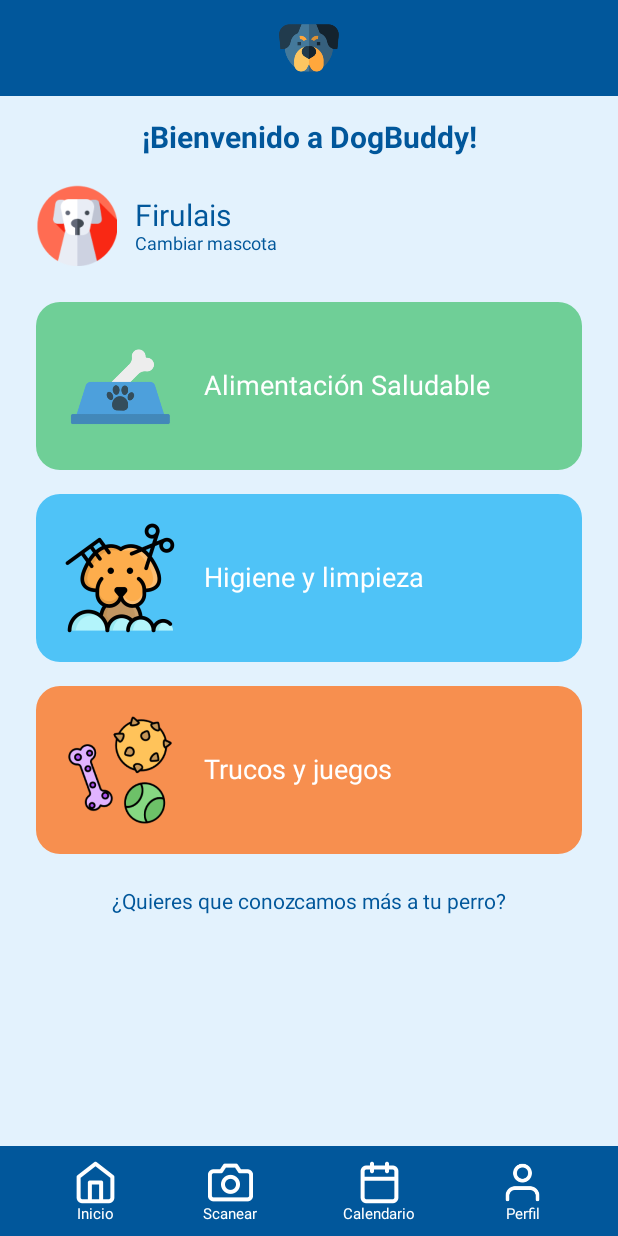
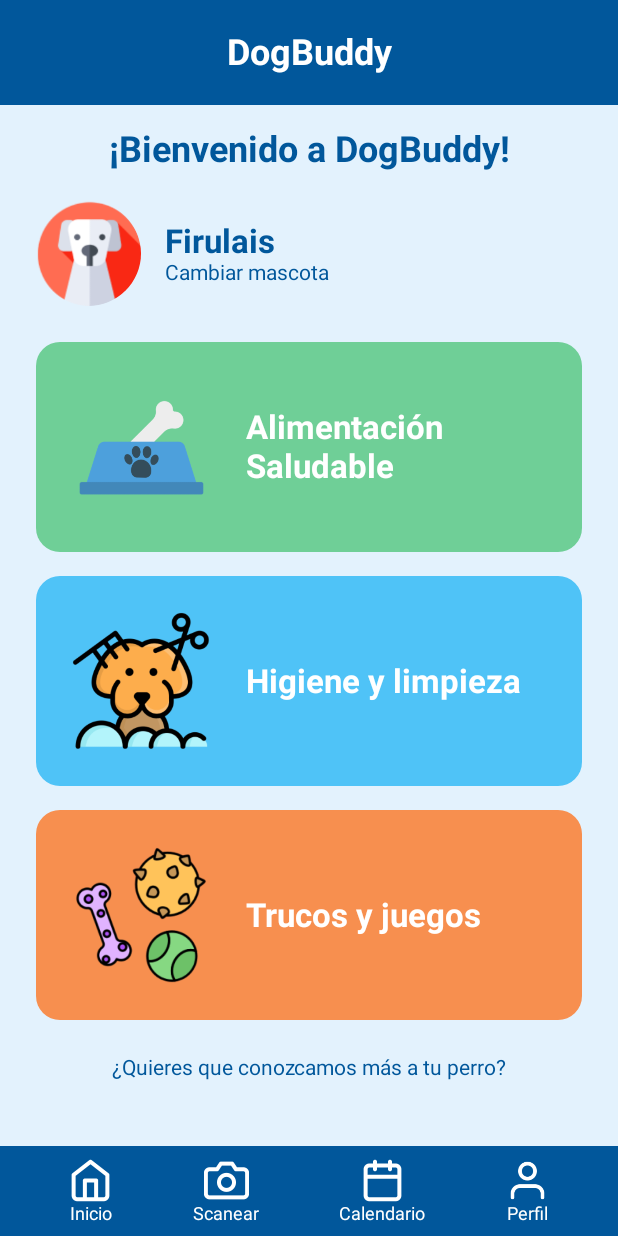
Before and after one commit to xZloy/DogBuddy, an Android app built with Jetpack Compose: the @Preview function HomeDogBuddyPreview, on a phone screen of 412 x 824 dp. Run offline under Robolectric (Android 15) with nearby library versions, the phone set to English and light mode, and no system bars; our stand-ins replace Firebase (no records; nobody signed in at launch, a user with empty details on screens opened directly).

Commit message:
dialogue design

```diff
--- a/app/src/main/java/ceti/dogbuddy/ui/screens/Home.kt
+++ b/app/src/main/java/ceti/dogbuddy/ui/screens/Home.kt
@@ -7,6 +7,7 @@ import androidx.compose.foundation.clickable
 import androidx.compose.foundation.layout.*
 import androidx.compose.foundation.shape.RoundedCornerShape
 import androidx.compose.material3.Text
+import androidx.compose.material3.Button
 import androidx.compose.runtime.Composable
 import androidx.compose.ui.Alignment
 import androidx.compose.ui.Modifier
@@ -30,7 +31,6 @@ fun HomeDogBuddy(navController: NavController) {
 
     // Verificación de si el usuario está autenticado
     if (user == null) {
-        // Agregar un mensaje informativo antes de redirigir al login
         Toast.makeText(context, "Sesión expirada, por favor inicia sesión", Toast.LENGTH_SHORT).show()
         navController.navigate("login") {
             popUpTo("home") { inclusive = true }
@@ -42,25 +42,25 @@ fun HomeDogBuddy(navController: NavController) {
     Box(
         modifier = Modifier
             .fillMaxSize()
-            .background(Color(0xFFE3F2FD))
+            .background(Color(0xFFE3F2FD)) // Color de fondo suave
     ) {
         Column(
             modifier = Modifier
                 .fillMaxSize()
-                .padding(bottom = 60.dp) // Deja espacio para la barra de navegación
         ) {
             // Encabezado
             Box(
                 modifier = Modifier
                     .fillMaxWidth()
                     .background(Color(0xFF01579B))
-                    .padding(vertical = 12.dp),
+                    .height(70.dp), // defines una altura fija sin padding
                 contentAlignment = Alignment.Center
             ) {
-                Image(
-                    painter = painterResource(id = R.drawable.image4),
-                    contentDescription = "Logo",
-                    modifier = Modifier.height(40.dp)
+                Text(
+                    text = "DogBuddy",
+                    fontSize = 24.sp,
+                    color = Color.White,
+                    fontWeight = FontWeight.Bold
                 )
             }
 
@@ -70,7 +70,7 @@ fun HomeDogBuddy(navController: NavController) {
             Text(
                 text = "¡Bienvenido a DogBuddy!",
                 color = Color(0xFF01579B),
-                fontSize = 20.sp,
+                fontSize = 24.sp, // Aumentamos el tamaño de la fuente
                 fontWeight = FontWeight.Bold,
                 modifier = Modifier.align(Alignment.CenterHorizontally)
             )
@@ -85,12 +85,14 @@ fun HomeDogBuddy(navController: NavController) {
                 Image(
                     painter = painterResource(id = R.drawable.image8),
                     contentDescription = "Mascota",
-                    modifier = Modifier.size(54.dp)
+                    modifier = Modifier
+                        .size(70.dp) // Aumentamos el tamaño de la imagen
+                        .clip(RoundedCornerShape(50)) // Esquinas redondeadas
                 )
-                Spacer(modifier = Modifier.width(12.dp))
+                Spacer(modifier = Modifier.width(16.dp))
                 Column {
-                    Text("Firulais", fontSize = 20.sp, color = Color(0xFF01579B))
-                    Text("Cambiar mascota", fontSize = 12.sp, color = Color(0xFF01579B))
+                    Text("Firulais", fontSize = 22.sp, color = Color(0xFF01579B), fontWeight = FontWeight.Bold)
+                    Text("Cambiar mascota", fontSize = 14.sp, color = Color(0xFF01579B))
                 }
             }
 
@@ -179,19 +181,25 @@ fun SectionButton(
             .clip(RoundedCornerShape(16.dp))
             .background(color)
             .clickable { onClick() }
-            .padding(16.dp)
+            .padding(20.dp) // un poco más de espacio para íconos más grandes
     ) {
         Row(verticalAlignment = Alignment.CenterVertically) {
             Image(
                 painter = painterResource(id = image),
                 contentDescription = null,
-                modifier = Modifier.size(80.dp)
+                modifier = Modifier.size(100.dp) // tamaño más grande del ícono
             )
-            Spacer(modifier = Modifier.width(16.dp))
-            Text(text = text, fontSize = 18.sp, color = Color.White)
+            Spacer(modifier = Modifier.width(20.dp))
+            Text(
+                text = text,
+                fontSize = 22.sp, // tamaño de letra más grande
+                color = Color.White,
+                fontWeight = FontWeight.Bold
+            )
         }
     }
 }
+
 
 @Composable
 fun BottomNavItem(
@@ -219,7 +227,7 @@ fun BottomNavItem(
             contentDescription = label,
             modifier = Modifier.size(30.dp)
         )
-        Text(text = label, color = Color.White, fontSize = 10.sp)
+        Text(text = label, color = Color.White, fontSize = 12.sp)
     }
 }
 
```
Also changed, not shown: app/src/main/java/ceti/dogbuddy/ui/screens/Calendar.kt (+65 -55 lines), app/src/main/java/ceti/dogbuddy/ui/screens/scaner.kt (+158 -81 lines), app/src/main/res/drawable/ic_paw.png (added).
